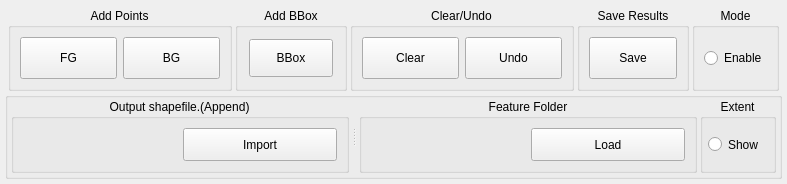
Qt form ui/Selector.ui (coolzhao/Geo-SAM) before a commit.
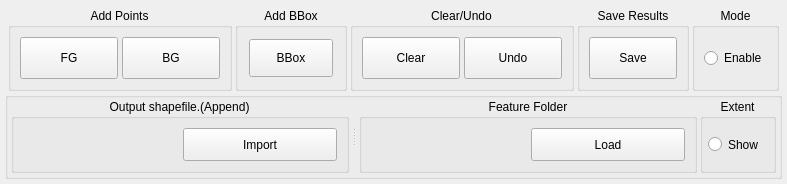
The same form after that commit. Custom widgets are drawn as their Qt base class.

Commit message: adjust ui maximum size and button group box margin

Diff of the .ui file:
```diff
--- a/ui/Selector.ui
+++ b/ui/Selector.ui
@@ -16,6 +16,12 @@
     <height>0</height>
    </size>
   </property>
+  <property name="maximumSize">
+   <size>
+    <width>524287</width>
+    <height>350</height>
+   </size>
+  </property>
   <property name="features">
    <set>QDockWidget::DockWidgetClosable|QDockWidget::DockWidgetMovable</set>
   </property>
@@ -32,7 +38,7 @@
    <property name="maximumSize">
     <size>
      <width>16777215</width>
-     <height>250</height>
+     <height>350</height>
     </size>
    </property>
    <layout class="QGridLayout" name="gridLayout">
@@ -64,7 +70,7 @@
         <property name="maximumSize">
          <size>
           <width>16777215</width>
-          <height>100</height>
+          <height>150</height>
          </size>
         </property>
         <property name="toolTip">
@@ -103,7 +109,16 @@
            <property name="alignment">
             <set>Qt::AlignHCenter|Qt::AlignTop</set>
            </property>
-           <layout class="QGridLayout" name="gridLayout_2" columnstretch="1,1" columnminimumwidth="0,0">
+           <layout class="QGridLayout" name="gridLayout_2" columnstretch="3,3" columnminimumwidth="0,0">
+            <property name="leftMargin">
+             <number>9</number>
+            </property>
+            <property name="rightMargin">
+             <number>9</number>
+            </property>
+            <property name="horizontalSpacing">
+             <number>4</number>
+            </property>
             <item row="0" column="0">
              <widget class="QPushButton" name="pushButton_fg">
               <property name="sizePolicy">
@@ -220,7 +235,16 @@
            <property name="alignment">
             <set>Qt::AlignHCenter|Qt::AlignTop</set>
            </property>
-           <layout class="QGridLayout" name="gridLayout_6" columnstretch="1,1">
+           <layout class="QGridLayout" name="gridLayout_6" columnstretch="3,3">
+            <property name="leftMargin">
+             <number>9</number>
+            </property>
+            <property name="rightMargin">
+             <number>9</number>
+            </property>
+            <property name="horizontalSpacing">
+             <number>4</number>
+            </property>
             <item row="0" column="0">
              <widget class="QPushButton" name="pushButton_clear">
               <property name="sizePolicy">
```
Left out of the diff: 8 changed lines with no effect on the pictures.
